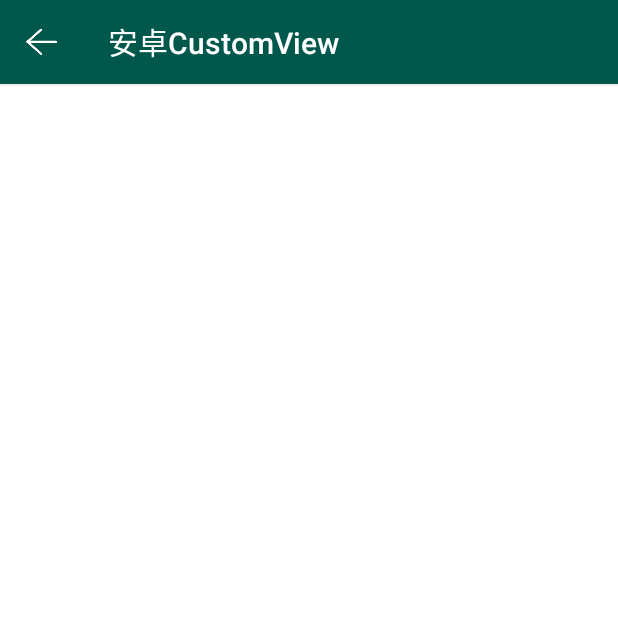
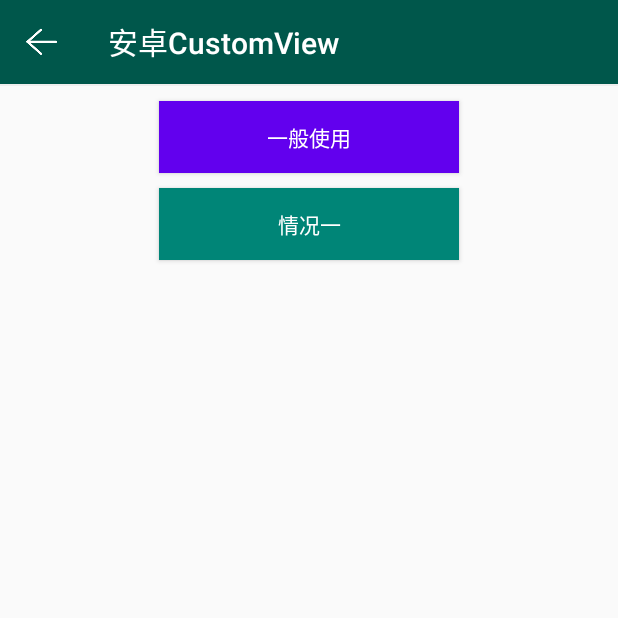
Before and after one commit to longyinzaitian/AndroidCustomViews, an Android app: the CardDetailFragment screen opened directly, with no data from a screen before it, on a phone screen of 412 x 824 dp, the top half of it. Run offline under Robolectric (Android 15) with nearby library versions, the phone set to English and light mode, and no system bars; plain views replace LoadDataLayout.

Commit message:
add butterknife lib

```diff
--- a/app/build.gradle
+++ b/app/build.gradle
@@ -41,6 +41,9 @@ dependencies {
     implementation "android.arch.lifecycle:common-java8:${rootProject.ext.lifecycle_v}"
     implementation "com.airbnb.android:lottie:${rootProject.ext.lottie_v}"
 
+    implementation "com.jakewharton:butterknife:${rootProject.ext.butterknife_v}"
+    annotationProcessor "com.jakewharton:butterknife-compiler:${rootProject.ext.butterknife_v}"
+
     implementation "com.github.bumptech.glide:glide:${rootProject.ext.glide_v}"
     annotationProcessor "com.github.bumptech.glide:compiler:${rootProject.ext.glide_v}"
 
--- a/app/src/main/java/com/example/customview/ui/view/CommonToolbar.java
+++ b/app/src/main/java/com/example/customview/ui/view/CommonToolbar.java
@@ -2,6 +2,7 @@ package com.example.customview.ui.view;
 
 import android.content.Context;
 import android.support.annotation.Nullable;
+import android.support.v4.content.ContextCompat;
 import android.support.v7.widget.Toolbar;
 import android.util.AttributeSet;
 import android.view.View;
@@ -29,7 +30,7 @@ public class CommonToolbar extends Toolbar {
     }
 
     private void init() {
-        this.setBackgroundColor(getResources().getColor(R.color.colorPrimaryDark));
+        this.setBackgroundColor(ContextCompat.getColor(getContext(), R.color.colorPrimaryDark));
     }
 
     public void setNavigationInfo(View.OnClickListener onClickListener) {
--- a/app/src/main/res/layout/fragment_card_detail.xml
+++ b/app/src/main/res/layout/fragment_card_detail.xml
@@ -1,23 +1,20 @@
 <?xml version="1.0" encoding="utf-8"?>
-<FrameLayout xmlns:android="http://schemas.android.com/apk/res/android"
-    xmlns:app="http://schemas.android.com/apk/res-auto"
+<LinearLayout xmlns:android="http://schemas.android.com/apk/res/android"
     android:layout_width="match_parent"
     android:layout_height="match_parent"
-    android:background="@android:color/white">
+    android:orientation="vertical">
 
-    <android.support.v7.widget.RecyclerView
-        android:id="@+id/recyclerview"
-        android:layout_width="match_parent"
-        android:layout_height="match_parent"
-        app:layoutManager="android.support.v7.widget.LinearLayoutManager" />
-        <!--android:layout_marginTop="?attr/actionBarSize"-->
+    <Button
+        android:id="@+id/btn_normal"
+        style="@style/MainBtnStyle"
+        android:text="一般使用"
+        android:background="@color/design_default_color_primary"
+        />
 
-    <!--<com.baidu.xifan.libutils.commonview.LoadDataLayout
-        android:id="@+id/load_data_layout"
-        android:layout_width="match_parent"
-        android:layout_height="match_parent"
-        android:layout_marginTop="?attr/actionBarSize"
-        android:visibility="gone" />-->
-
-    <!--<include layout="@layout/include_layout_toolbar" />-->
-</FrameLayout>
+    <Button
+        android:id="@+id/btn_exp_1"
+        style="@style/MainBtnStyle"
+        android:text="情况一"
+        android:background="@color/colorPrimary"
+        />
+</LinearLayout>
--- a/build.gradle
+++ b/build.gradle
@@ -50,5 +50,6 @@ ext {
     kotlin_stdlib_v = '1.3.11'
     lifecycle_v = '1.1.1'
     lottie_v = '1.0.1'
+    butterknife_v = '8.8.1'
 
 }
```
